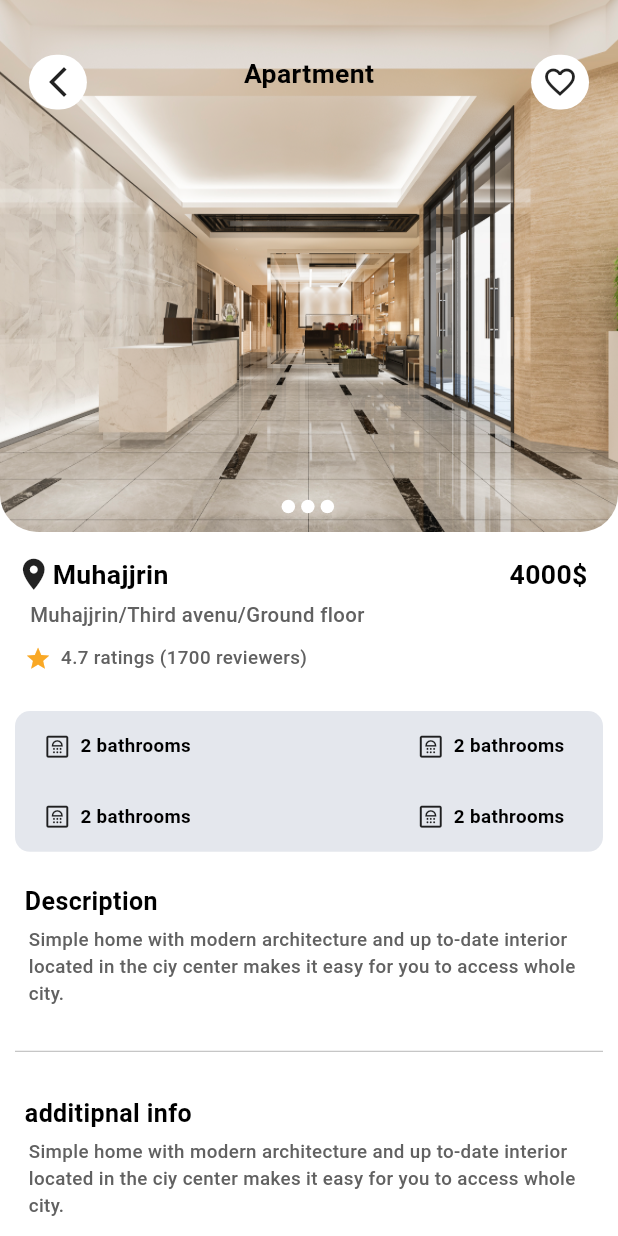
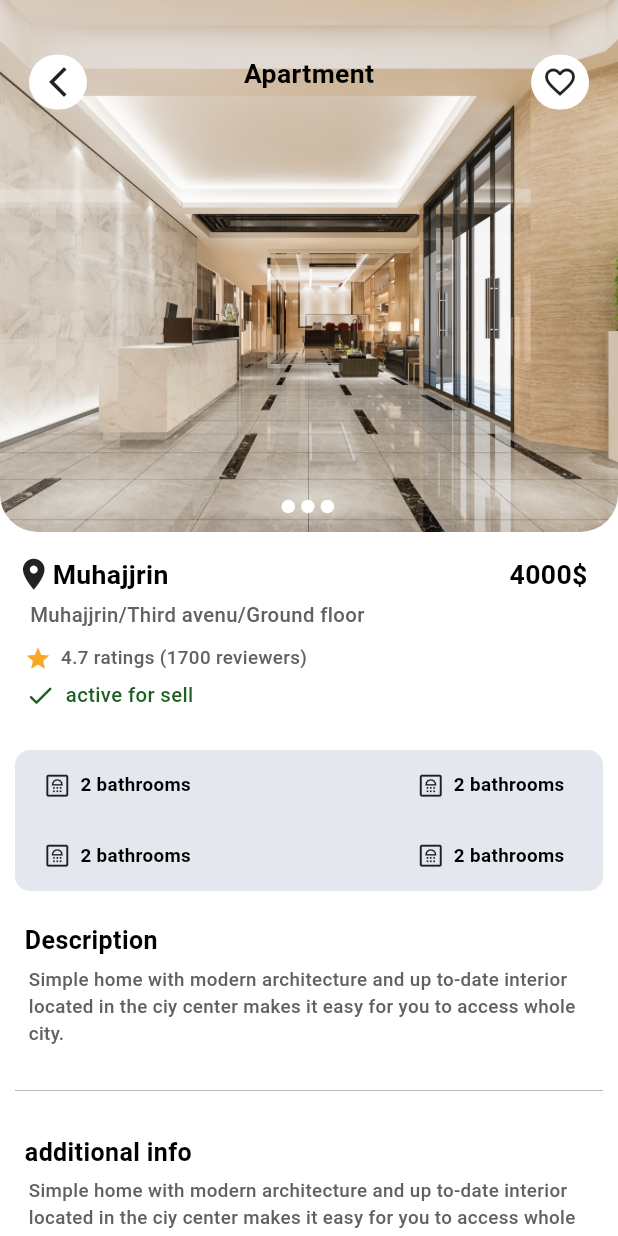
Before and after one commit to SalahMd/REstate, a Flutter app: the PlaceInfo screen opened by its route, on a phone screen of 412 x 824 dp. Run offline on Flutter 3.47's test engine with Material 3 defaults, Android fonts, the phone set to English and light mode, and no system bars; our stand-ins replace flutter_animate, flutter_otp_text_field, flutter_screenutil, flutter_speed_dial, get, lottie and 1 more; accounts and stored records are empty.

Commit message:
compleating ui of place information page

```diff
--- a/lib/core/constants/text_styles.dart
+++ b/lib/core/constants/text_styles.dart
@@ -6,8 +6,6 @@ class TextStyles {
   static TextStyle _getCustomTextStyle(double fontSize) {
     return TextStyle(fontSize: fontSize, fontWeight: FontWeight.bold);
   }
-
-
 
   static TextStyle bold17(BuildContext context) => _getCustomTextStyle(17.sp);
   static TextStyle w50019(BuildContext context) => _getCustomTextStyle(19.sp);
@@ -45,6 +43,10 @@ class TextStyles {
         fontSize: 10.sp,
         fontWeight: FontWeight.w400,
       );
+  static TextStyle w40013green(BuildContext context) => TextStyle(
+      color: LightAppColors.greenColor,
+      fontSize: 13.sp,
+      fontWeight: FontWeight.w500);
 
   static TextStyle w50012White(BuildContext context) => TextStyle(
         color: Colors.white,
@@ -68,18 +70,17 @@ class TextStyles {
         fontWeight: FontWeight.w500,
         color: LightAppColors.whiteColor,
       );
-       static TextStyle w50011blue(BuildContext context) => TextStyle(
+  static TextStyle w50011blue(BuildContext context) => TextStyle(
         fontSize: 11.sp,
         fontWeight: FontWeight.w500,
-        color:Colors.blue,
+        color: Colors.blue,
       );
-        static TextStyle bold24(BuildContext context) => TextStyle(
+  static TextStyle bold24(BuildContext context) => TextStyle(
         fontSize: 24.sp,
         fontWeight: FontWeight.bold,
       );
-       static TextStyle bold30(BuildContext context) => TextStyle(
+  static TextStyle bold30(BuildContext context) => TextStyle(
         fontSize: 30.sp,
         fontWeight: FontWeight.bold,
       );
-
 }
--- a/lib/core/themes/app_theme.dart
+++ b/lib/core/themes/app_theme.dart
@@ -19,6 +19,7 @@ class AppTheme {
 //     surface: Color.fromARGB(255, 52, 50, 50),
       surface: Colors.black.withOpacity(0.2),
       onSurface: Color(0xFFF3F3F3),
+      secondaryContainer:DarkAppColors.whiteColor ,
       onBackground: Colors.black.withOpacity(0.3)
 //     surfaceVariant: Color.fromARGB(255, 222, 52, 30),
 //     //for chips after picking
@@ -42,7 +43,7 @@ class AppTheme {
     primary: LightAppColors.primaryColor,
     primaryContainer: LightAppColors.whiteColor,
     onSecondary: Colors.black,
-    secondaryContainer: Color.fromARGB(228, 233, 221, 221),
+    secondaryContainer:Color.fromARGB(255, 228, 231, 237),
 
     // onPrimaryContainer: lightAppColors.blackColor,
     background: LightAppColors.backGround,
--- a/lib/view/screens/place_info/item_info.dart
+++ b/lib/view/screens/place_info/item_info.dart
@@ -2,6 +2,7 @@ import 'package:flutter/material.dart';
 import 'package:flutter_screenutil/flutter_screenutil.dart';
 import 'package:get/get.dart';
 import 'package:restate/core/constants/buttons.dart';
+import 'package:restate/core/constants/colors.dart';
 import 'package:restate/core/constants/images.dart';
 import 'package:restate/core/constants/text_styles.dart';
 import 'package:restate/core/functions/dimenesions.dart';
@@ -148,6 +149,7 @@ class PlaceInfo extends StatelessWidget {
                       SizedBox(
                         height: 10.h,
                       ),
+
                       Row(
                         children: [
                           SizedBox(width: 5.w),
@@ -162,21 +164,25 @@ class PlaceInfo extends StatelessWidget {
                         ],
                       ),
                       SizedBox(
+                        height: 5.h,
+                      ),
+                      Row(
+                        children: [
+                          SizedBox(width: 5.w),
+                          Icon(
+                            Icons.done_rounded,
+                            size: 20.sp,
+                            color: LightAppColors.greenColor,
+                          ),
+                          SizedBox(width: 5.w),
+                          Text("active for sell",
+                              style: TextStyles.w40013green(context))
+                        ],
+                      ),
+                      SizedBox(
                         height: 15.h,
                       ),
-                      // Row(
-                      //   mainAxisAlignment: MainAxisAlignment.spaceBetween,
-                      //   children: [
-                      //     MainInfo(
-                      //         title: "rooms".tr,
-                      //         num: 3,
-                      //         icon: Icons.bed_outlined),
-                      //     MainInfo(
-                      //         title: "space".tr,
-                      //         num: 222,
-                      //         icon: Icons.space_bar_outlined)
-                      //   ],
-                      // ),
+
                       Row(
                         mainAxisAlignment: MainAxisAlignment.spaceBetween,
                         children: [
@@ -198,7 +204,7 @@ class PlaceInfo extends StatelessWidget {
                       MyDivider(),
                       SizedBox(height: 20.h),
                       const Info(
-                        title: "additipnal info",
+                        title: "additional info",
                         info:
                             "Simple home with modern architecture and up to-date"
                             " interior located in the ciy center makes it easy for you to access whole city.",
--- a/lib/view/screens/place_info/main_info.dart
+++ b/lib/view/screens/place_info/main_info.dart
@@ -19,7 +19,7 @@ class MainInfo extends StatelessWidget {
         padding: EdgeInsets.symmetric(horizontal: 15.w),
         decoration: BoxDecoration(
           borderRadius: BorderRadius.circular(10),
-          color: Color.fromARGB(255, 228, 231, 237),
+          color: Theme.of(context).colorScheme.secondaryContainer,
         ),
         child: Column(
           mainAxisAlignment: MainAxisAlignment.spaceAround,
```
